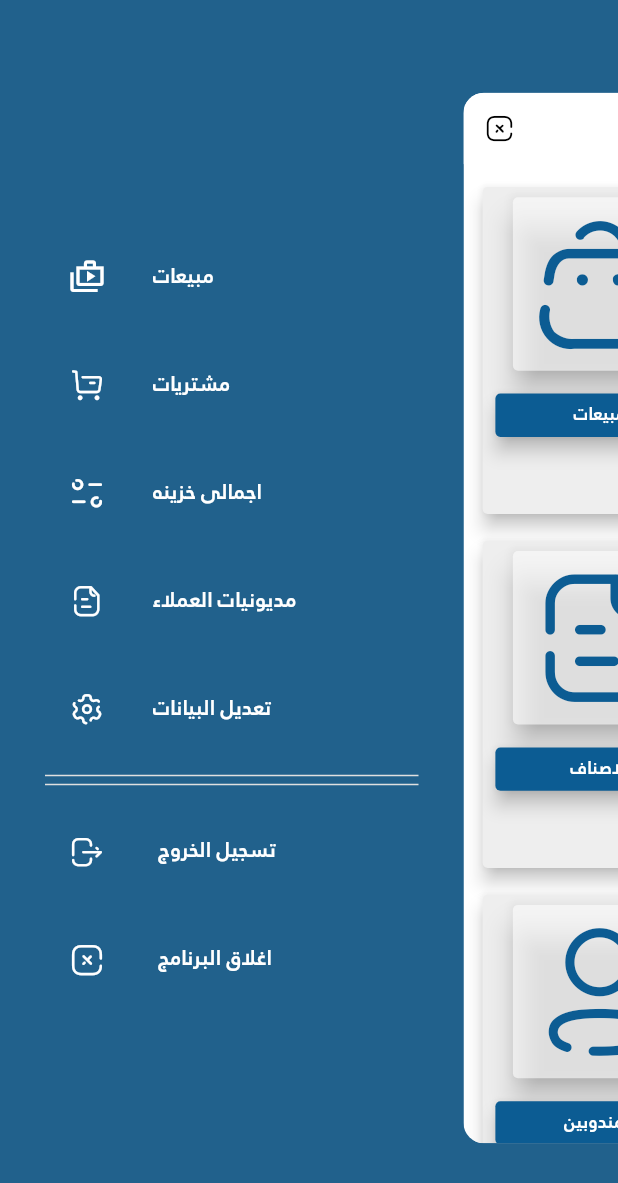
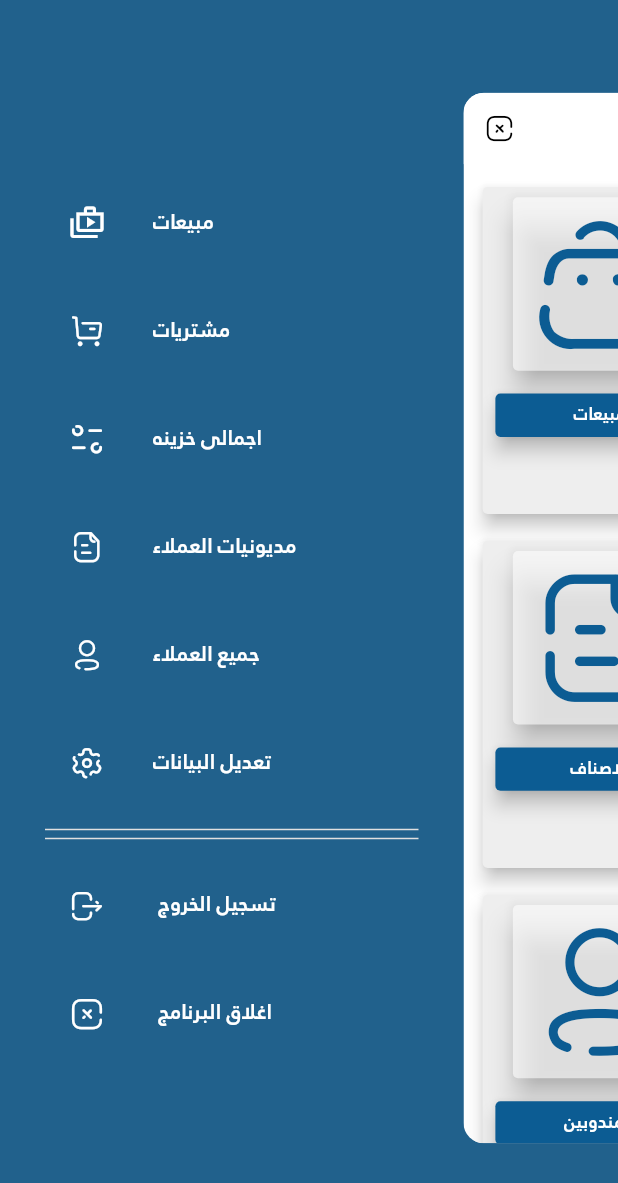
Before and after one commit to ahmedsabry10/systemk, a Flutter app: the HomeScreen screen opened directly, after a tap on an icon or button, on a phone screen of 412 x 824 dp. Shown: the top 1183 px of the screen. Run offline on Flutter 3.47's test engine with Material 2 defaults, Android fonts, the phone set to English and light mode, and no system bars; drawn by our look-alikes of flutter_advanced_drawer; our stand-ins replace cloud_firestore, conditional_builder_null_safety, dropdown_search, firebase_auth, firebase_core, firebase_storage and 6 more; accounts and stored records are empty; network calls fail.

```diff
--- a/lib/Data/Cubit/Home_Cubit/app_states.dart
+++ b/lib/Data/Cubit/Home_Cubit/app_states.dart
@@ -68,3 +68,9 @@ class CreateSupplierErrorState extends AppStates {}
 class CreateClintLoadingState extends AppStates {}
 class CreateClintSuccessState extends AppStates {}
 class CreateClintErrorState extends AppStates {}
+
+
+//get clint
+class GetClintLoadingState extends AppStates {}
+class GetClintSuccessState extends AppStates {}
+class GetClintErrorState extends AppStates {}
--- a/lib/Data/Models/el3mlaa_model.dart
+++ b/lib/Data/Models/el3mlaa_model.dart
@@ -1,12 +1,12 @@
 class ClintModel {
-  String? uId;
+  int? uId;
   String? name;
   String? branch;
   String? status;
   String? region;
   String? phoneNumber;
-  String? debtor;
-  String? creditor;
+  dynamic debtor;
+  dynamic creditor;
   String? condition;
   String? effect;
 
--- a/lib/Screens/Auth_Screens/login_screen.dart
+++ b/lib/Screens/Auth_Screens/login_screen.dart
@@ -3,6 +3,7 @@ import 'package:conditional_builder_null_safety/conditional_builder_null_safety.
 import 'package:flutter/cupertino.dart';
 import 'package:flutter/material.dart';
 import 'package:flutter_bloc/flutter_bloc.dart';
+import 'package:systemk/Data/Cubit/Home_Cubit/app_cubit.dart';
 import 'package:systemk/Data/Cubit/Login_Cubit/login_states.dart';
 import 'package:systemk/Data/Shared/Constent/constent.dart';
 import 'package:systemk/Data/Shared/Network/cache_helper.dart';
@@ -48,6 +49,7 @@ class LoginScreen extends StatelessWidget {
                 context,
                 HomeScreen(),
               );
+              AppCubit.get(context).getUserData();
             });
           }
         },
--- a/lib/Screens/Home_Screens/home_screen.dart
+++ b/lib/Screens/Home_Screens/home_screen.dart
@@ -1,5 +1,6 @@
+
 import 'dart:io';
-
+import 'package:firebase_auth/firebase_auth.dart';
 import 'package:flutter/material.dart';
 import 'package:flutter_advanced_drawer/flutter_advanced_drawer.dart';
 import 'package:flutter_bloc/flutter_bloc.dart';
@@ -7,9 +8,9 @@ import 'package:hexcolor/hexcolor.dart';
 import 'package:systemk/Data/Cubit/Home_Cubit/app_cubit.dart';
 import 'package:systemk/Data/Cubit/Home_Cubit/app_states.dart';
 import 'package:systemk/Data/Shared/Component/reusable_component.dart';
-import 'package:systemk/Data/Shared/Network/cache_helper.dart';
 import 'package:systemk/Data/Shared/Styles/icon_broken.dart';
 import 'package:systemk/Screens/Auth_Screens/login_screen.dart';
+import 'package:systemk/Screens/Drawer_Screens/all_users_screen.dart';
 import 'package:systemk/Screens/Drawer_Screens/settings_screen.dart';
 
 
@@ -23,8 +24,11 @@ class _HomeScreenState extends State<HomeScreen> {
 
   @override
   Widget build(BuildContext context) {
-    return BlocConsumer<AppCubit ,AppStates>(
-      listener:(context ,state){} ,
+    return BlocProvider(
+      create: (BuildContext context)=>AppCubit()..getUserData(),
+      child: BlocConsumer<AppCubit ,AppStates>(
+        listener:(context ,state){
+        } ,
         builder: (context ,state){
           return AdvancedDrawer(
             backdropColor: HexColor('#21618C'),
@@ -95,6 +99,15 @@ class _HomeScreenState extends State<HomeScreen> {
 
                         ListTile(
                           onTap: () {
+                            navigateTo(context, AllUsers());
+                          },
+                          leading: const Icon(    IconBroken.Profile,),
+                          title: const Text(    'جميع العملاء',),
+                        ),
+                        const SizedBox(height: 16),
+
+                        ListTile(
+                          onTap: () {
                             navigateTo(context, EditProfileScreen());
                           },
                           leading: const Icon(    IconBroken.Setting,),
@@ -114,10 +127,7 @@ class _HomeScreenState extends State<HomeScreen> {
                         //تسجيل خروج من الايميل
                         ListTile(
                           onTap: () {
-                          CacheHelper.removeData(key: 'uId').then((value) {
-                            navigateAndFinish(context, LoginScreen());
-                           }
-                          );
+                            logOut(context);
                           },
                           leading: const Icon(    IconBroken.Logout,),
                           title: const Text(    ' تسجيل الخروج ',),
@@ -185,6 +195,7 @@ class _HomeScreenState extends State<HomeScreen> {
           );
 
         },
+      ),
     );
   }
 
@@ -306,3 +317,8 @@ class _HomeScreenState extends State<HomeScreen> {
     ),
   );
 }
+
+logOut(context) async {
+  await FirebaseAuth.instance.signOut();
+  navigateAndFinish(context, LoginScreen());
+}
--- a/lib/main.dart
+++ b/lib/main.dart
@@ -4,10 +4,11 @@ import 'package:flutter/services.dart';
 import 'package:firebase_core/firebase_core.dart';
 import 'package:flutter_bloc/flutter_bloc.dart';
 import 'package:systemk/Data/Cubit/Home_Cubit/app_cubit.dart';
-import 'package:systemk/Data/Shared/Constent/constent.dart';
 import 'package:systemk/Data/Shared/Network/cache_helper.dart';
 import 'package:systemk/Screens/Auth_Screens/login_screen.dart';
 import 'package:systemk/Screens/Home_Screens/home_screen.dart';
+
+import 'Data/Shared/Constent/constent.dart';
 
 void main() async {
 
@@ -46,7 +47,7 @@ class MyApp extends StatelessWidget {
   @override
   Widget build(BuildContext context) {
     return BlocProvider(
-      create: (BuildContext context)=>AppCubit()..getUserData(),
+      create: (BuildContext context)=>AppCubit()..getUserData()..getClint(),
       child: MaterialApp(
         title: 'Flutter Demo',
         theme: ThemeData(
```
Also changed, not shown: lib/Data/Cubit/Home_Cubit/app_cubit.dart (+32 -0 lines), lib/Screens/Drawer_Screens/all_users_screen.dart (added, +118 -0 lines). Lines whose indentation alone changed are shown as unchanged.
